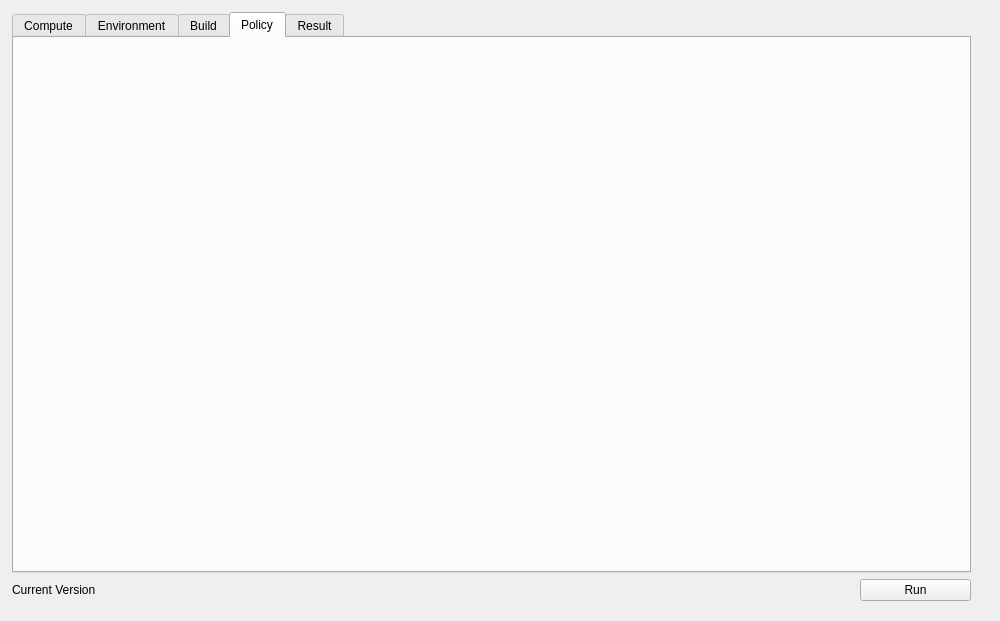
AeanSR/irecore, file gic.ui: the form before one commit.
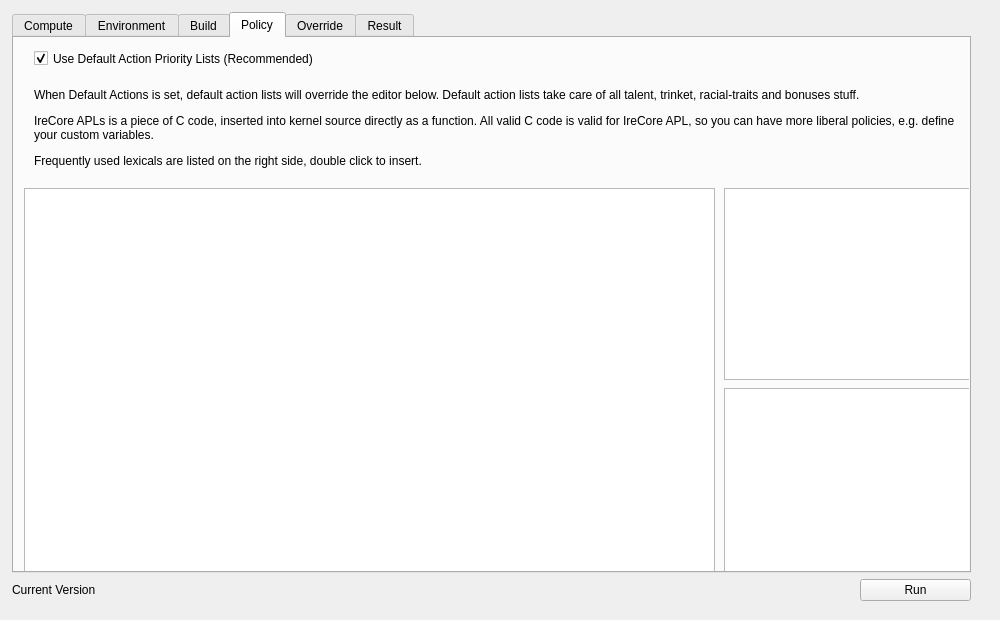
The form after the commit. The open tabs and pages were chosen to show the change.

Commit message: Finished Policy tab and Override tab. Reimplemented parameters parsing error report. Solved main UI blocking while simulating.

The edit to the form file:
```diff
--- a/gic.ui
+++ b/gic.ui
@@ -7,9 +7,27 @@
     <x>0</x>
     <y>0</y>
     <width>1000</width>
-    <height>621</height>
+    <height>620</height>
    </rect>
   </property>
+  <property name="sizePolicy">
+   <sizepolicy hsizetype="Fixed" vsizetype="Fixed">
+    <horstretch>0</horstretch>
+    <verstretch>0</verstretch>
+   </sizepolicy>
+  </property>
+  <property name="minimumSize">
+   <size>
+    <width>1000</width>
+    <height>620</height>
+   </size>
+  </property>
+  <property name="maximumSize">
+   <size>
+    <width>1000</width>
+    <height>620</height>
+   </size>
+  </property>
   <property name="windowTitle">
    <string>IreCore</string>
   </property>
@@ -462,6 +480,101 @@
         <attribute name="title">
          <string>Policy</string>
         </attribute>
+        <widget class="QCheckBox" name="checkDefaultActions">
+         <property name="geometry">
+          <rect>
+           <x>20</x>
+           <y>10</y>
+           <width>311</width>
+           <height>21</height>
+          </rect>
+         </property>
+         <property name="text">
+          <string>Use Default Action Priority Lists (Recommended)</string>
+         </property>
+         <property name="checked">
+          <bool>true</bool>
+         </property>
+        </widget>
+        <widget class="QPlainTextEdit" name="txtAPL">
+         <property name="geometry">
+          <rect>
+           <x>10</x>
+           <y>150</y>
+           <width>691</width>
+           <height>391</height>
+          </rect>
+         </property>
+         <property name="lineWrapMode">
+          <enum>QPlainTextEdit::NoWrap</enum>
+         </property>
+        </widget>
+        <widget class="QListWidget" name="listConditions">
+         <property name="geometry">
+          <rect>
+           <x>710</x>
+           <y>150</y>
+           <width>256</width>
+           <height>192</height>
+          </rect>
+         </property>
+         <property name="editTriggers">
+          <set>QAbstractItemView::NoEditTriggers</set>
+         </property>
+         <property name="alternatingRowColors">
+          <bool>true</bool>
+         </property>
+        </widget>
+        <widget class="QListWidget" name="listActions">
+         <property name="geometry">
+          <rect>
+           <x>710</x>
+           <y>350</y>
+           <width>256</width>
+           <height>192</height>
+          </rect>
+         </property>
+         <property name="editTriggers">
+          <set>QAbstractItemView::NoEditTriggers</set>
+         </property>
+         <property name="alternatingRowColors">
+          <bool>true</bool>
+         </property>
+        </widget>
+        <widget class="QLabel" name="label_13">
+         <property name="geometry">
+          <rect>
+           <x>20</x>
+           <y>40</y>
+           <width>941</width>
+           <height>101</height>
+          </rect>
+         </property>
+         <property name="text">
+          <string>&lt;html&gt;&lt;head/&gt;&lt;body&gt;&lt;p&gt;When Default Actions is set, default action lists will override the editor below. Default action lists take care of all talent, trinket, racial-traits and bonuses stuff.&lt;/p&gt;&lt;p&gt;IreCore APLs is a piece of C code, inserted into kernel source directly as a function. All valid C code is valid for IreCore APL, so you can have more liberal policies, e.g. define your custom variables.&lt;/p&gt;&lt;p&gt;Frequently used lexicals are listed on the right side, double click to insert.&lt;/p&gt;&lt;/body&gt;&lt;/html&gt;</string>
+         </property>
+         <property name="wordWrap">
+          <bool>true</bool>
+         </property>
+        </widget>
+       </widget>
+       <widget class="QWidget" name="tabOverride">
+        <attribute name="title">
+         <string>Override</string>
+        </attribute>
+        <widget class="QPlainTextEdit" name="txtOverride">
+         <property name="geometry">
+          <rect>
+           <x>10</x>
+           <y>10</y>
+           <width>951</width>
+           <height>531</height>
+          </rect>
+         </property>
+         <property name="placeholderText">
+          <string>Textual configuration will override graphic options.</string>
+         </property>
+        </widget>
        </widget>
        <widget class="QWidget" name="tabResult">
         <attribute name="title">
```
Left out of the diff: 3 changed lines with no effect on the pictures. The commit also changes 7 other files.
